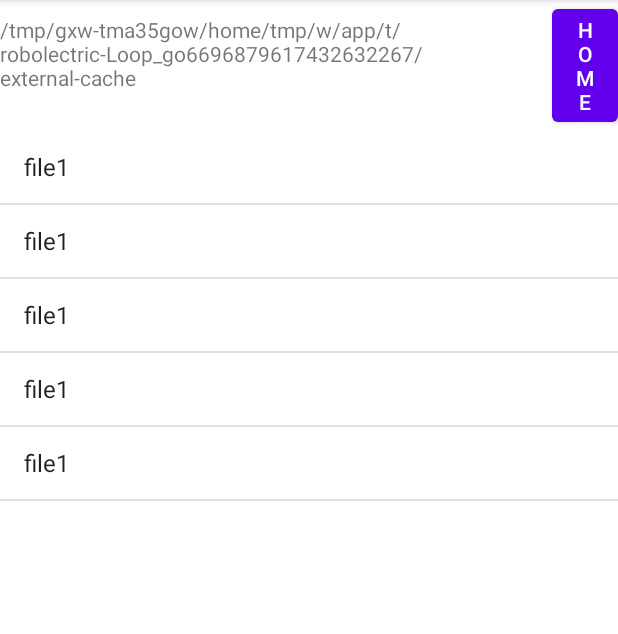
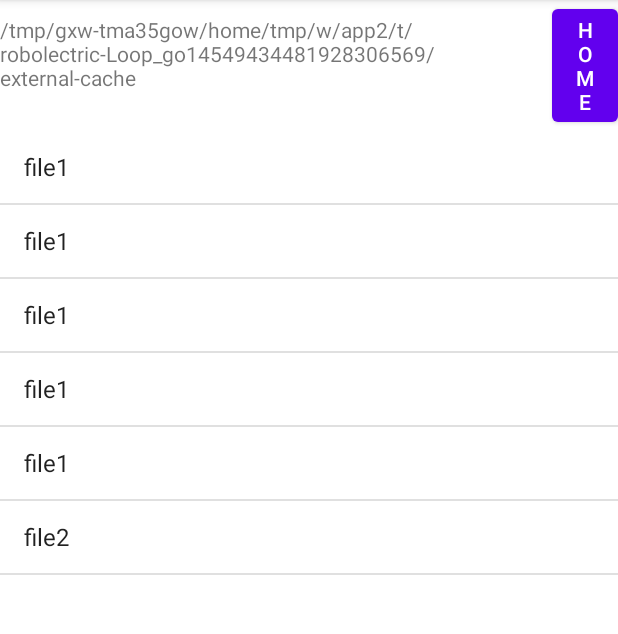
Before and after one commit to kangsudal/androidjavastudy, an Android app: the screen it shows after launch (MainActivity), on a phone screen of 412 x 824 dp, the part 84-718 px from its top. Run offline under Robolectric (Android 15) with nearby library versions, the phone set to English and light mode, and no system bars; 1 statement that could not run was skipped.

Commit message:
root file path

```diff
--- a/app/src/main/AndroidManifest.xml
+++ b/app/src/main/AndroidManifest.xml
@@ -1,7 +1,9 @@
 <?xml version="1.0" encoding="utf-8"?>
 <manifest xmlns:android="http://schemas.android.com/apk/res/android"
     package="com.example.myexplorer">
-
+    <uses-permission android:name="android.permission.READ_EXTERNAL_STORAGE" />
+    <uses-permission android:name="android.permission.WRITE_EXTERNAL_STORAGE" />
+    <uses-permission android:name="android.permission.MANAGE_EXTERNAL_STORAGE" />
     <application
         android:allowBackup="true"
         android:icon="@mipmap/ic_launcher"
--- a/app/src/main/java/com/example/myexplorer/MainActivity.java
+++ b/app/src/main/java/com/example/myexplorer/MainActivity.java
@@ -1,20 +1,28 @@
 package com.example.myexplorer;
+
+import static android.os.Build.VERSION.SDK_INT;
 
 import androidx.appcompat.app.AppCompatActivity;
 
+import android.os.Build;
 import android.os.Bundle;
 import android.os.Environment;
 import android.view.View;
-import android.view.ViewGroup;
+import android.widget.AdapterView;
 import android.widget.ArrayAdapter;
-import android.widget.BaseAdapter;
 import android.widget.Button;
 import android.widget.ListView;
 import android.widget.TextView;
+import android.widget.Toast;
 
 import java.io.File;
+import java.util.ArrayList;
+import java.util.List;
 
 public class MainActivity extends AppCompatActivity {
+
+    private boolean readPermissionGranted = false;
+    private boolean writePermissionGranted = false;
 
     @Override
     protected void onCreate(Bundle savedInstanceState) {
@@ -23,9 +31,33 @@ public class MainActivity extends AppCompatActivity {
 
         TextView pathTextView= findViewById(R.id.textView);
         Button homeButton = findViewById(R.id.button);
-        ListView fileListView = findViewById(R.id.listView);
+        ListView fileListView = findViewById(R.id.fileListView);
 
-        ArrayAdapter<String> adapter = new ArrayAdapter<String>(this,android.R.layout.simple_list_item_1);
+
+        //1 외부저장소 최상위 경로를 가져옴
+        File root = Environment.getExternalStorageDirectory(); //외부저장소 최상위파일
+        String rootDirectoryPath = root.getPath(); //최상위경로
+
+        File file = new File(root.toString());
+
+        if(file.exists()){
+            System.out.println("That file exists! :o");
+            System.out.println(file.getPath());
+            System.out.println(file.getAbsolutePath());
+            System.out.println(file.isFile());
+            System.out.println(file.isDirectory());
+        }else{
+            System.out.println("That file doesn't exist :(");
+        }
+
+        //2 현재 경로 표시
+        pathTextView.setText(rootDirectoryPath);
+        //3 현재 경로에 존재하는 모든 파일들을 리스트 데이터로 담음
+        //4 ListView에 리스트 데이터 파일들을 표시
+        //5 ListView 중 item이 클릭되면
+        //6 Toast & 선택된 item이 디렉토리면 2부터 반복. 화면갱신
+       List<String> data = new ArrayList<>();
+        ArrayAdapter<String> adapter = new ArrayAdapter<String>(this,android.R.layout.simple_list_item_1,data);
 
         fileListView.setAdapter(adapter);
         adapter.add("file1");
@@ -33,12 +65,34 @@ public class MainActivity extends AppCompatActivity {
         adapter.add("file1");
         adapter.add("file1");
         adapter.add("file1");
+        data.add("file2");
         adapter.notifyDataSetChanged();
 
-        File rootDirectory = Environment.getExternalStorageDirectory(); //외부저장소 최상위파일
-        String rootDirectoryPath = rootDirectory.getPath(); //최상위경로
+        fileListView.setOnItemClickListener(new AdapterView.OnItemClickListener() {
+            @Override
+            public void onItemClick(AdapterView<?> adapterView, View view, int i, long l) {
+                String text = adapter.getItem(i);
+                Toast.makeText(getApplicationContext(),"선택:"+text,Toast.LENGTH_SHORT).show();
+            }
+        });
 
-        pathTextView.setText(rootDirectoryPath);
+
+        checkPermissions();
+
+//        Intent intent = new Intent(Settings.ACTION_MANAGE_APP_ALL_FILES_ACCESS_PERMISSION);
+//        startActivity(intent);
+
+    }
+
+    private void checkPermissions(){
+        //권한 보유 여부를 확인하는 코드. 앱에 권한이 있는경우
+        if (SDK_INT >= Build.VERSION_CODES.R) {
+            if(Environment.isExternalStorageManager()){
+                Toast.makeText(this,"파일 액세스 권한 주어져져 있음", Toast.LENGTH_SHORT).show();
+            }else{
+                Toast.makeText(this,"파일 엑세스 권한 없음.",Toast.LENGTH_SHORT).show();
+            }
+        }
 
     }
 }
--- a/app/src/main/res/layout/activity_main.xml
+++ b/app/src/main/res/layout/activity_main.xml
@@ -29,7 +29,7 @@
     </LinearLayout>
 
     <ListView
-        android:id="@+id/listView"
+        android:id="@+id/fileListView"
         android:layout_width="match_parent"
         android:layout_height="match_parent" />
 </LinearLayout>
```
